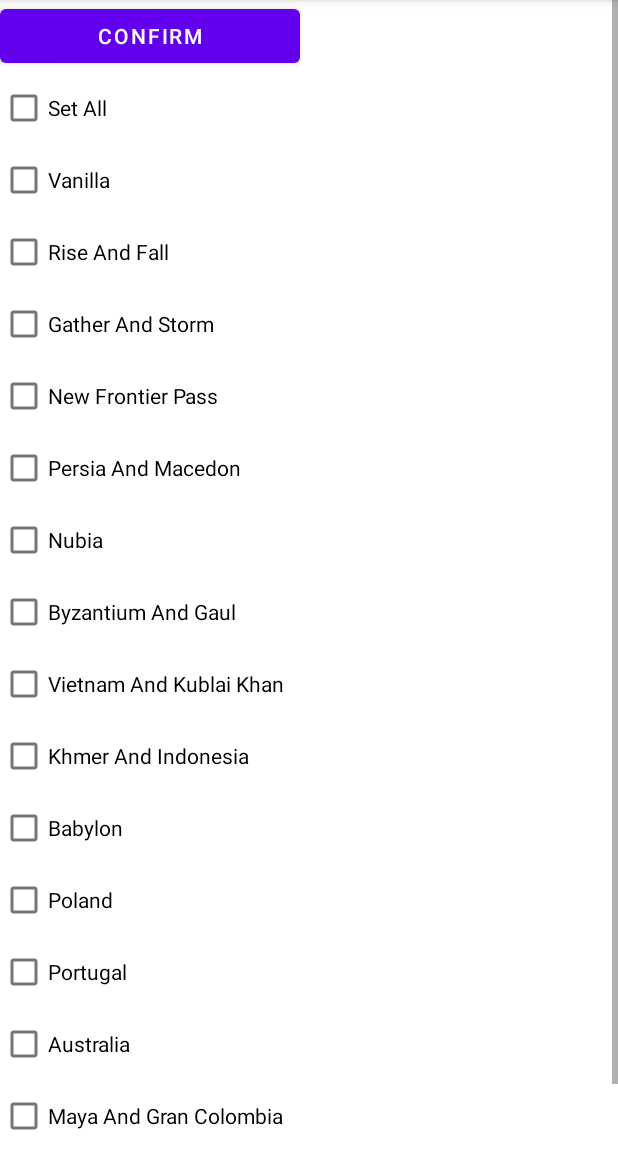
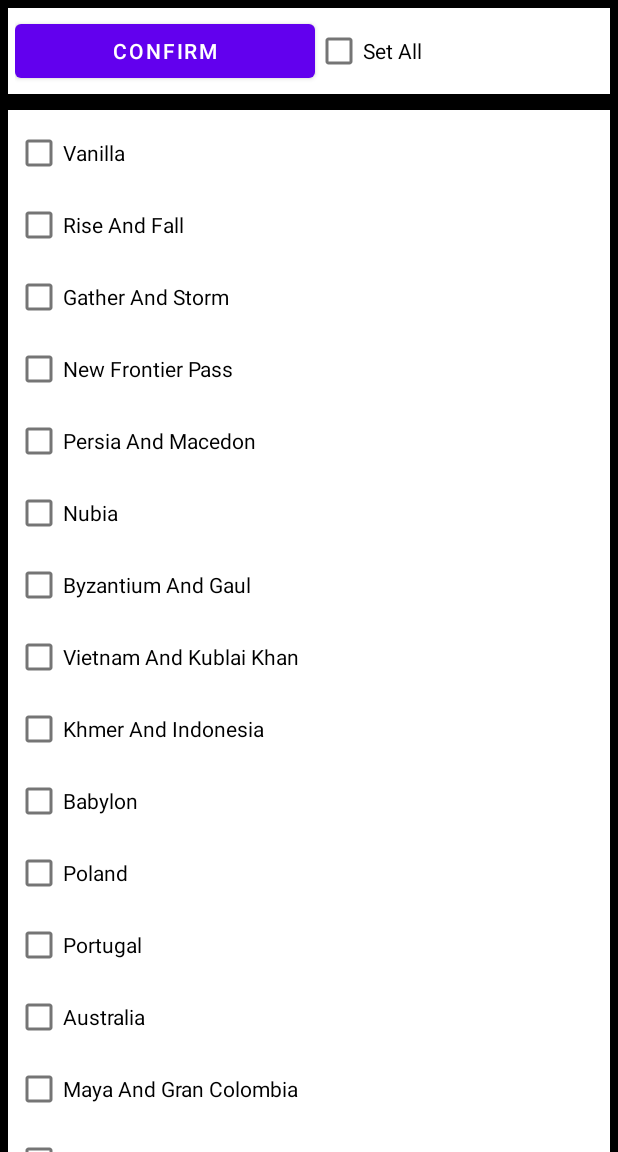
Before and after one commit to LuVogel/random-civ-calculator, an Android app: the screen it shows after launch (DlcActivity), after a tap on "DLC'S", on a phone screen of 412 x 824 dp, the part 84-1236 px from its top. Run offline under Robolectric (Android 15) with nearby library versions, the phone set to English and light mode, and no system bars.

Commit message:
add optical eyecandy for dlclist

```diff
--- a/app/src/main/res/layout/activity_choose_dlc.xml
+++ b/app/src/main/res/layout/activity_choose_dlc.xml
@@ -1,26 +1,23 @@
 <?xml version="1.0" encoding="utf-8"?>
 
-<ScrollView
+<LinearLayout
     xmlns:android="http://schemas.android.com/apk/res/android"
-    xmlns:app="http://schemas.android.com/apk/res-auto"
     xmlns:tools="http://schemas.android.com/tools"
     android:layout_width="match_parent"
-    android:layout_height="match_parent">
+    android:layout_height="match_parent"
+    android:orientation="vertical">
 
     <LinearLayout
         android:layout_width="match_parent"
         android:layout_height="wrap_content"
-        android:orientation="vertical"
-        tools:ignore="UselessParent">
-
+        android:background="@drawable/border"
+        android:padding="10dip">
 
         <Button
             android:layout_width="200dp"
             android:layout_height="wrap_content"
             android:text="@string/confirm"
             android:id="@+id/confirm_button"/>
-
-
 
         <CheckBox
             android:layout_width="wrap_content"
@@ -29,6 +26,20 @@
             android:checked="false"
             android:text="@string/set_all"
             tools:text="setAllBox"/>
+    </LinearLayout>
+
+
+    <ScrollView
+        android:layout_width="match_parent"
+        android:layout_height="wrap_content">
+
+        <LinearLayout
+            android:layout_width="match_parent"
+            android:layout_height="wrap_content"
+            android:background="@drawable/border"
+            android:padding="10dip"
+            android:layout_gravity="center_horizontal"
+            android:orientation="vertical">
 
             <CheckBox
                 android:id="@+id/checkBoxVanilla"
@@ -136,11 +147,11 @@
                 tools:text="ethiopiaBox" />
 
 
+        </LinearLayout>
 
+
+    </ScrollView>
 
 
 
 </LinearLayout>
-
-
-</ScrollView>
```
Lines whose indentation alone changed are shown as unchanged.
